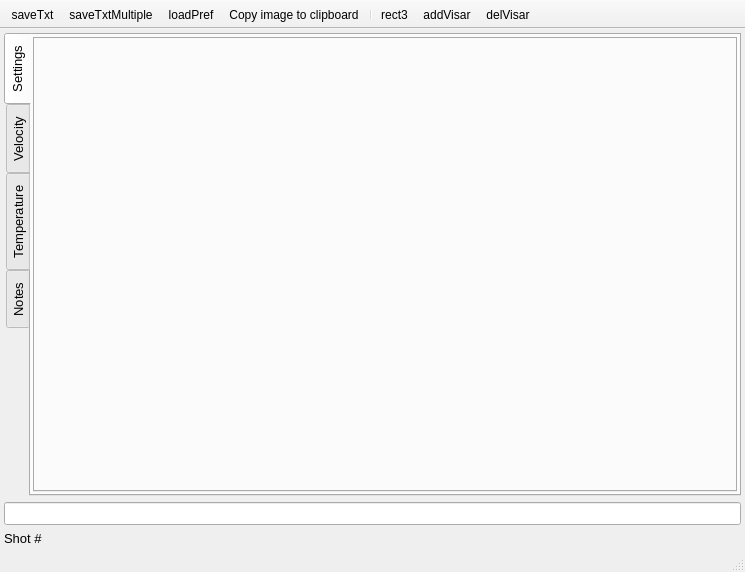
Qt form plugins/Visar/Visar.ui (NeutrinoToolkit/Neutrino) before a commit.
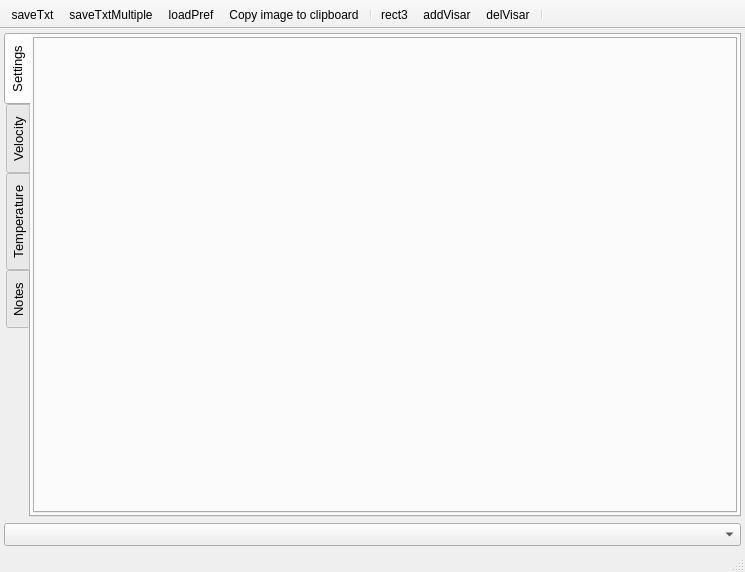
The same form after that commit. Icons and pictures are not drawn. Custom widgets are drawn as their Qt base class.

Commit message: [VISAR] better glob

```diff
--- a/plugins/Visar/Visar.ui
+++ b/plugins/Visar/Visar.ui
@@ -36,6 +36,15 @@
     <property name="bottomMargin">
      <number>4</number>
     </property>
+    <item row="1" column="0">
+     <widget class="QComboBox" name="comboShot">
+      <property name="font">
+       <font>
+        <pointsize>10</pointsize>
+       </font>
+      </property>
+     </widget>
+    </item>
     <item row="0" column="0">
      <widget class="QTabWidget" name="tabs">
       <property name="sizeIncrement">
@@ -919,39 +928,6 @@
       </widget>
      </widget>
     </item>
-    <item row="1" column="0">
-     <widget class="QLineEdit" name="shotNumber">
-      <property name="font">
-       <font>
-        <pointsize>10</pointsize>
-       </font>
-      </property>
-      <property name="toolTip">
-       <string>Shot number (return to validate)</string>
-      </property>
-      <property name="alignment">
-       <set>Qt::AlignCenter</set>
-      </property>
-      <property name="neutrinoSave" stdset="0">
-       <bool>true</bool>
-      </property>
-     </widget>
-    </item>
-    <item row="2" column="0">
-     <widget class="QLabel" name="shotNumberLabel">
-      <property name="font">
-       <font>
-        <pointsize>10</pointsize>
-       </font>
-      </property>
-      <property name="toolTip">
-       <string>Shot number (return to validate)</string>
-      </property>
-      <property name="text">
-       <string>Shot #</string>
-      </property>
-     </widget>
-    </item>
    </layout>
   </widget>
   <widget class="QStatusBar" name="statusbar">
@@ -985,6 +961,7 @@
    <addaction name="actionRect3"/>
    <addaction name="actionAddVisar"/>
    <addaction name="actionDelVisar"/>
+   <addaction name="separator"/>
   </widget>
   <action name="actionSaveTxt">
    <property name="icon">
```
Left out of the diff: 1 changed line with no effect on the pictures. The commit also changes 4 other files.
